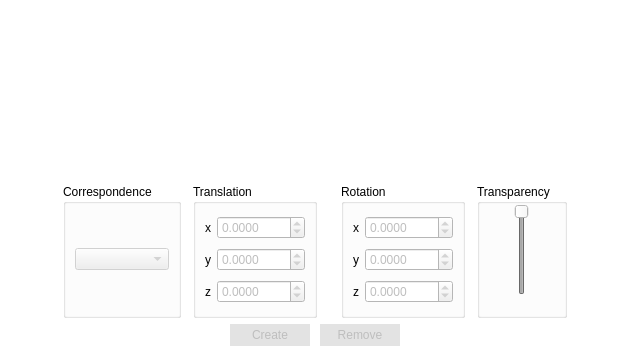
florianblume/6d-pat, file src/main/view/correspondenceeditor/correspondenceeditor.ui: the form before one commit.
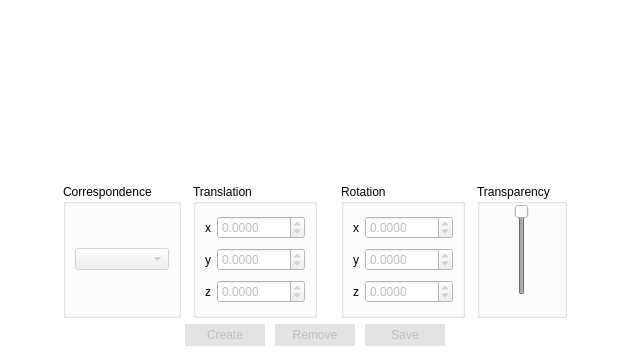
The form after the commit.

Diff of the .ui file:
```diff
--- a/src/main/view/correspondenceeditor/correspondenceeditor.ui
+++ b/src/main/view/correspondenceeditor/correspondenceeditor.ui
@@ -774,6 +774,65 @@
            </property>
           </widget>
          </item>
+         <item>
+          <widget class="QPushButton" name="buttonSave">
+           <property name="enabled">
+            <bool>false</bool>
+           </property>
+           <property name="sizePolicy">
+            <sizepolicy hsizetype="Fixed" vsizetype="Fixed">
+             <horstretch>0</horstretch>
+             <verstretch>0</verstretch>
+            </sizepolicy>
+           </property>
+           <property name="palette">
+            <palette>
+             <active>
+              <colorrole role="Button">
+               <brush brushstyle="SolidPattern">
+                <color alpha="255">
+                 <red>227</red>
+                 <green>227</green>
+                 <blue>227</blue>
+                </color>
+               </brush>
+              </colorrole>
+             </active>
+             <inactive>
+              <colorrole role="Button">
+               <brush brushstyle="SolidPattern">
+                <color alpha="255">
+                 <red>227</red>
+                 <green>227</green>
+                 <blue>227</blue>
+                </color>
+               </brush>
+              </colorrole>
+             </inactive>
+             <disabled>
+              <colorrole role="Button">
+               <brush brushstyle="SolidPattern">
+                <color alpha="255">
+                 <red>227</red>
+                 <green>227</green>
+                 <blue>227</blue>
+                </color>
+               </brush>
+              </colorrole>
+             </disabled>
+            </palette>
+           </property>
+           <property name="autoFillBackground">
+            <bool>true</bool>
+           </property>
+           <property name="text">
+            <string>Save</string>
+           </property>
+           <property name="flat">
+            <bool>true</bool>
+           </property>
+          </widget>
+         </item>
          <item>
           <widget class="QFrame" name="frame_3">
            <property name="frameShape">
```
Left out of the diff: 19 changed lines with no effect on the pictures.
